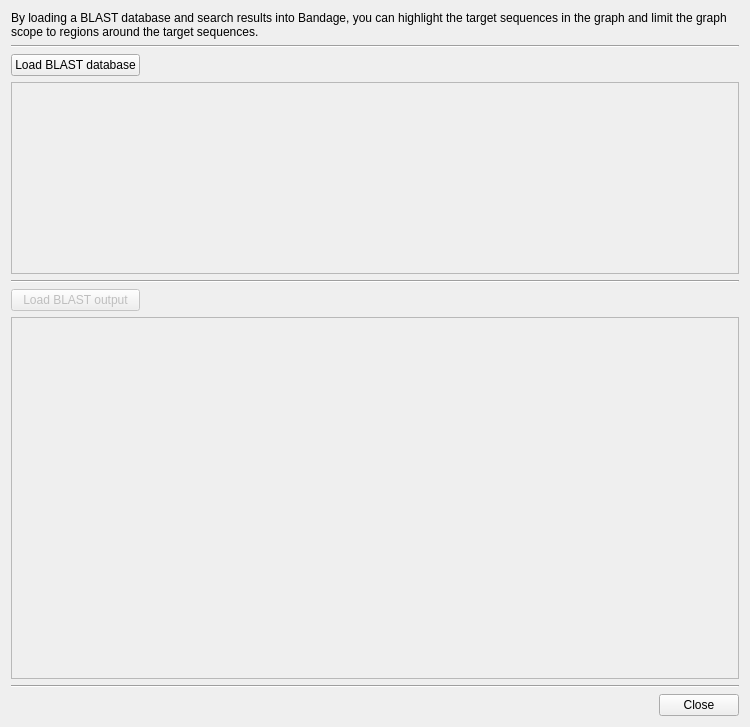
Above: ui/loadblastresultsdialog.ui from rrwick/Bandage before the change. Below: the same form after it.
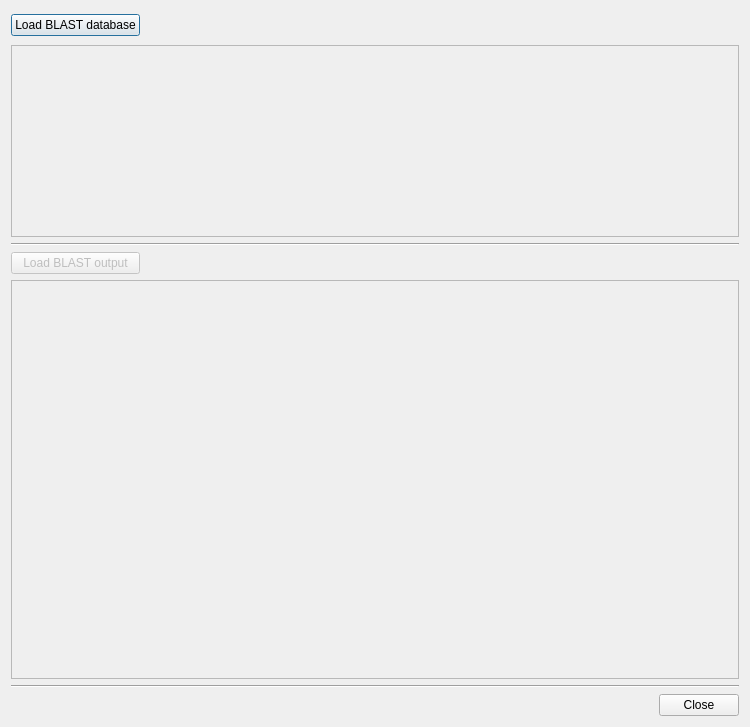
That is the form after the change.

Commit message: Improve aesthetics of tables when loading BLAST results

The edit to the form file:
```diff
--- a/ui/loadblastresultsdialog.ui
+++ b/ui/loadblastresultsdialog.ui
@@ -14,51 +14,14 @@
    <string>Dialog</string>
   </property>
   <layout class="QGridLayout" name="gridLayout">
-   <item row="7" column="0" colspan="2">
-    <widget class="Line" name="line">
-     <property name="orientation">
-      <enum>Qt::Horizontal</enum>
-     </property>
-    </widget>
-   </item>
-   <item row="5" column="0">
-    <widget class="QPushButton" name="loadBlastOutputButton">
-     <property name="enabled">
-      <bool>false</bool>
-     </property>
+   <item row="0" column="0">
+    <widget class="QPushButton" name="loadBlastDatabaseButton">
      <property name="text">
-      <string>Load BLAST output</string>
-     </property>
-    </widget>
-   </item>
-   <item row="2" column="1">
-    <spacer name="horizontalSpacer">
-     <property name="orientation">
-      <enum>Qt::Horizontal</enum>
-     </property>
-     <property name="sizeHint" stdset="0">
-      <size>
-       <width>40</width>
-       <height>20</height>
-      </size>
-     </property>
-    </spacer>
-   </item>
-   <item row="6" column="0" colspan="2">
-    <widget class="QTableView" name="blastHitsTableView">
-     <property name="enabled">
-      <bool>false</bool>
+      <string>Load BLAST database</string>
      </property>
     </widget>
    </item>
    <item row="1" column="0" colspan="2">
-    <widget class="Line" name="line_3">
-     <property name="orientation">
-      <enum>Qt::Horizontal</enum>
-     </property>
-    </widget>
-   </item>
-   <item row="3" column="0" colspan="2">
     <widget class="QTableView" name="blastTargetsTableView">
      <property name="enabled">
       <bool>false</bool>
@@ -71,14 +34,54 @@
      </property>
     </widget>
    </item>
-   <item row="2" column="0">
-    <widget class="QPushButton" name="loadBlastDatabaseButton">
+   <item row="0" column="1">
+    <spacer name="horizontalSpacer">
+     <property name="orientation">
+      <enum>Qt::Horizontal</enum>
+     </property>
+     <property name="sizeHint" stdset="0">
+      <size>
+       <width>560</width>
+       <height>28</height>
+      </size>
+     </property>
+    </spacer>
+   </item>
+   <item row="4" column="0" colspan="2">
+    <widget class="QTableView" name="blastHitsTableView">
+     <property name="enabled">
+      <bool>false</bool>
+     </property>
+     <property name="editTriggers">
+      <set>QAbstractItemView::NoEditTriggers</set>
+     </property>
+    </widget>
+   </item>
+   <item row="3" column="0">
+    <widget class="QPushButton" name="loadBlastOutputButton">
+     <property name="enabled">
+      <bool>false</bool>
+     </property>
      <property name="text">
-      <string>Load BLAST database</string>
+      <string>Load BLAST output</string>
      </property>
     </widget>
    </item>
-   <item row="8" column="0" colspan="2">
+   <item row="5" column="0" colspan="2">
+    <widget class="Line" name="line">
+     <property name="orientation">
+      <enum>Qt::Horizontal</enum>
+     </property>
+    </widget>
+   </item>
+   <item row="2" column="0" colspan="2">
+    <widget class="Line" name="line_2">
+     <property name="orientation">
+      <enum>Qt::Horizontal</enum>
+     </property>
+    </widget>
+   </item>
+   <item row="6" column="0" colspan="2">
     <widget class="QDialogButtonBox" name="buttonBox">
      <property name="orientation">
       <enum>Qt::Horizontal</enum>
@@ -88,23 +91,6 @@
      </property>
     </widget>
    </item>
-   <item row="0" column="0" colspan="2">
-    <widget class="QLabel" name="label_3">
-     <property name="text">
-      <string>By loading a BLAST database and search results into Bandage, you can highlight the target sequences in the graph and limit the graph scope to regions around the target sequences.</string>
-     </property>
-     <property name="wordWrap">
-      <bool>true</bool>
-     </property>
-    </widget>
-   </item>
-   <item row="4" column="0" colspan="2">
-    <widget class="Line" name="line_2">
-     <property name="orientation">
-      <enum>Qt::Horizontal</enum>
-     </property>
-    </widget>
-   </item>
   </layout>
  </widget>
  <resources/>
```
Left out of the diff: 3 changed lines with no effect on the pictures. The commit also changes 2 other files.
